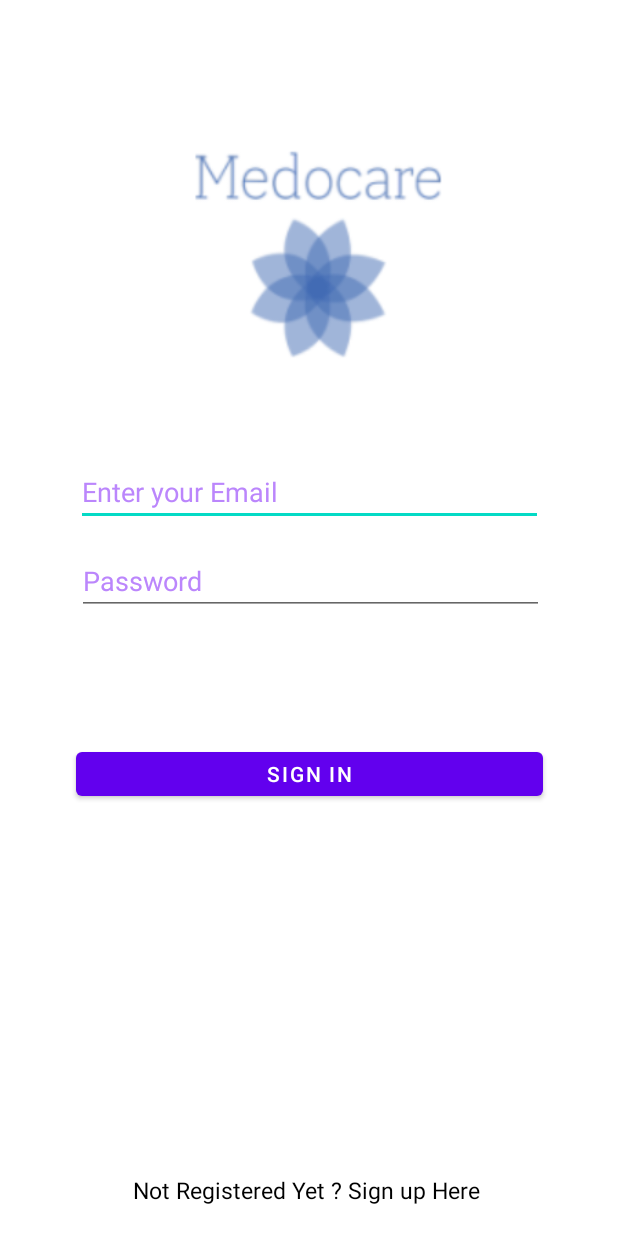
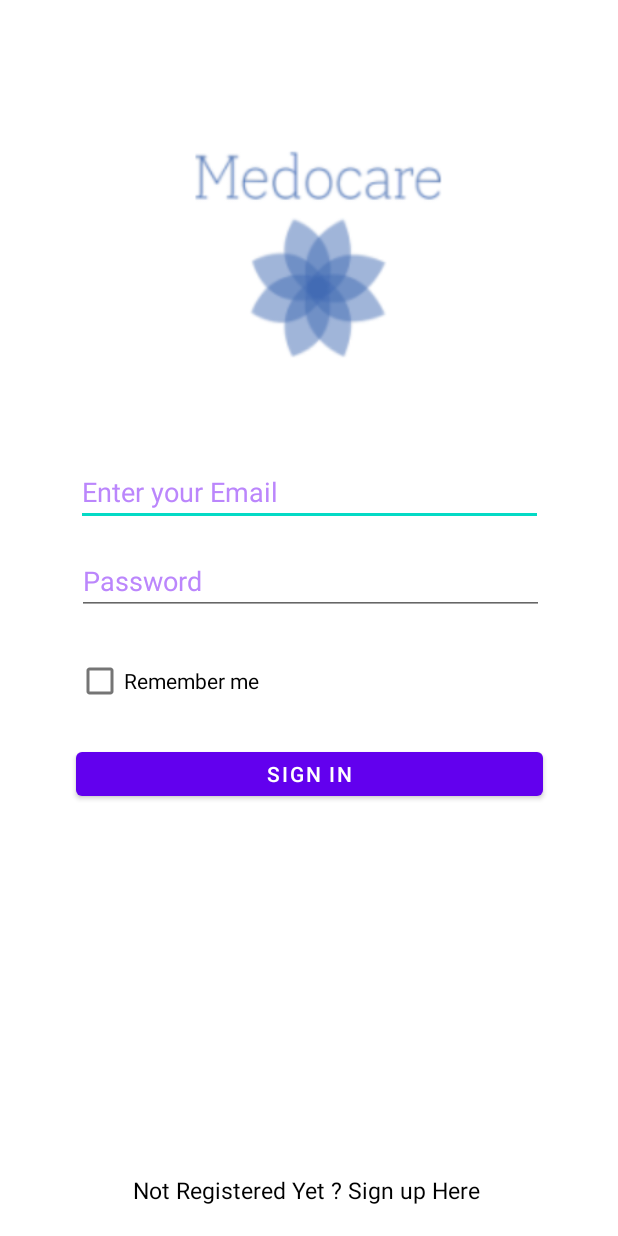
Before and after one commit to Tanishi20079/Medocare, an Android app: the SignInActivity screen opened directly, with no data from a screen before it, on a phone screen of 412 x 824 dp. Run offline under Robolectric (Android 15) with nearby library versions, the phone set to English and light mode, and no system bars; our stand-ins replace Firebase (no records; nobody signed in at launch, a user with empty details on screens opened directly).

Commit message:
Login maintained

```diff
--- a/app/src/main/java/com/example/medocare/Dashboard.java
+++ b/app/src/main/java/com/example/medocare/Dashboard.java
@@ -3,12 +3,17 @@ package com.example.medocare;
 import androidx.appcompat.app.AppCompatActivity;
 
 import android.os.Bundle;
+import android.widget.TextView;
 
 public class Dashboard extends AppCompatActivity {
 
+    TextView username;
     @Override
     protected void onCreate(Bundle savedInstanceState) {
         super.onCreate(savedInstanceState);
         setContentView(R.layout.activity_dashboard);
+        username = findViewById(R.id.dashboardTextView);
+        Bundle extras = getIntent().getExtras();
+        username.setText(extras.getString("user"));
     }
 }
--- a/app/src/main/res/layout/activity_dashboard.xml
+++ b/app/src/main/res/layout/activity_dashboard.xml
@@ -12,13 +12,14 @@
         android:id="@+id/dashboardTextView"
         android:layout_width="wrap_content"
         android:layout_height="wrap_content"
+        android:layout_marginTop="332dp"
         android:text="DashBoard here"
         android:textAlignment="center"
         android:textSize="30dp"
         app:layout_constraintEnd_toEndOf="parent"
-        app:layout_constraintHorizontal_bias="0.5"
+        app:layout_constraintHorizontal_bias="0.497"
         app:layout_constraintStart_toStartOf="parent"
-        tools:layout_editor_absoluteY="324dp" />
+        app:layout_constraintTop_toTopOf="parent" />
 
     <Button
         android:id="@+id/resetPassButton"
--- a/app/src/main/res/layout/activity_sign_in.xml
+++ b/app/src/main/res/layout/activity_sign_in.xml
@@ -61,4 +61,15 @@
         android:textSize="15dp"
         android:textColor="@color/black"/>
 
+    <CheckBox
+        android:id="@+id/checkBoxRemember"
+        android:layout_width="wrap_content"
+        android:layout_height="wrap_content"
+        android:layout_marginTop="20dp"
+        android:text="Remember me"
+        app:layout_constraintEnd_toEndOf="parent"
+        app:layout_constraintHorizontal_bias="0.174"
+        app:layout_constraintStart_toStartOf="parent"
+        app:layout_constraintTop_toBottomOf="@+id/passLogin" />
+
 </androidx.constraintlayout.widget.ConstraintLayout>
```
Also changed, not shown: app/src/main/java/com/example/medocare/SignInActivity.java (+86 -1 lines).
